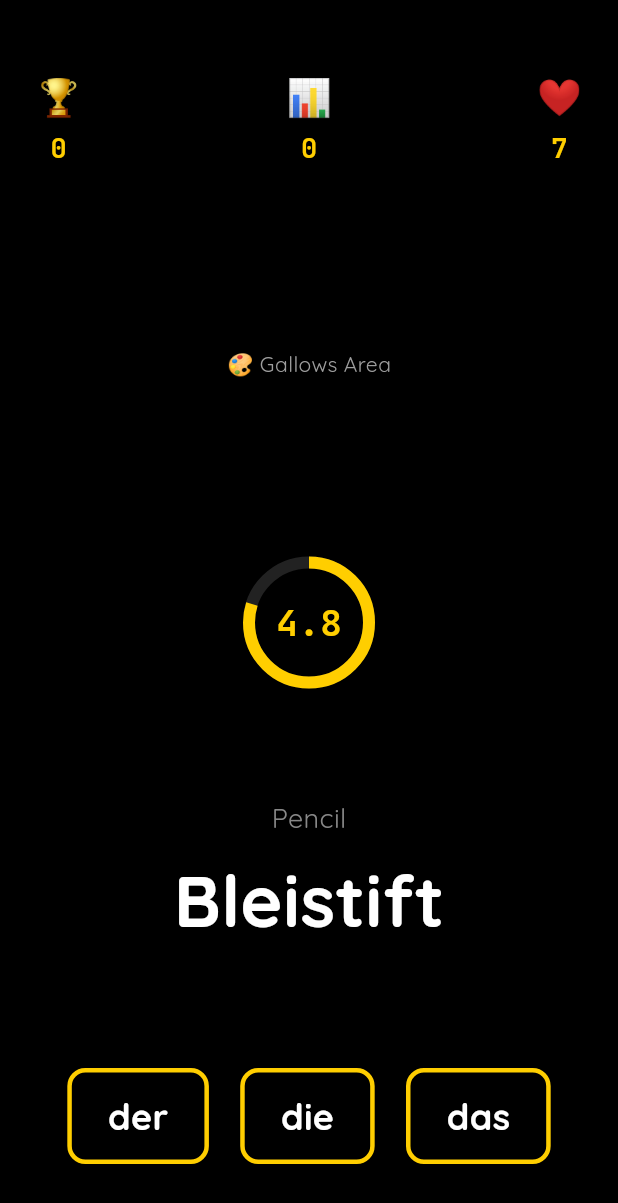
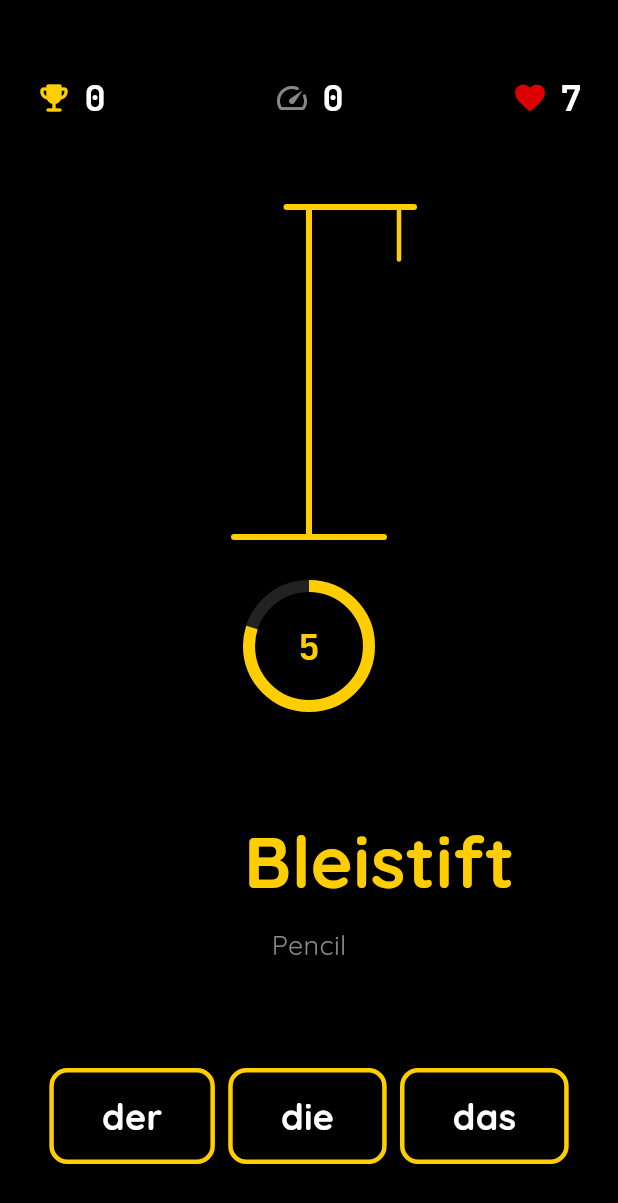
Before and after one commit to 3llips3s/hangmensch, a Flutter app: the screen it shows after launch, after a tap on "Tap → Los!", on a phone screen of 412 x 824 dp. Shown: the top 1203 px of the screen. Run offline on Flutter 3.47's test engine with Material 3 defaults, Android fonts, the phone set to English and light mode, and no system bars; our stand-ins replace flutter_riverpod, google_fonts, shared_preferences; missing offline and left inert: dart:html.

Commit message:
feat: implement Phase 4 - custom painters for gallows and hangmensch
- Define gallows and character coordinates in gallows_specs.dart
- Implement GallowsPainter and HangmenschPainter with animation support
- Create GallowsView to coordinate gallows fade-in and character tracing
- Integrate gallows and character drawings into GameScreen

```diff
--- /dev/null
+++ b/lib/core/constants/gallows_specs.dart
@@ -0,0 +1,74 @@
+import 'package:flutter/material.dart';
+
+class GallowsDrawingSpecs {
+  static const width = 200.0;
+  static const height = 280.0;
+
+  // Stroke widths
+  static const gallowsStrokeWidth = 4.0;
+  static const ropeStrokeWidth = 3.0;
+  static const bodyStrokeWidth = 3.0;
+
+  // === GALLOWS STRUCTURE (Asymmetric T) ===
+
+  // Base (horizontal line at bottom, centered)
+  static const baseStart = Offset(50, 260);
+  static const baseEnd = Offset(150, 260);
+
+  // Vertical pole (from base upward)
+  static const poleStart = Offset(100, 260);
+  static const poleEnd = Offset(100, 40);
+
+  // Horizontal bar (asymmetric T: small left, long right)
+  static const barStart = Offset(85, 40); // 15px left of pole
+  static const barEnd = Offset(170, 40); // 70px right of pole
+
+  // Rope (near right end, NOT flush - 10px before end)
+  static const ropeStart = Offset(160, 40);
+  static const ropeEnd = Offset(160, 75);
+
+  // === HANGMENSCH BODY PARTS (Floating limbs, no torso) ===
+
+  // Head (circle at rope end)
+  static const headCenter = Offset(160, 95);
+  static const headRadius = 18.0;
+
+  // Left arm (from head area, angled down-left, floating)
+  static const leftArmStart = Offset(160, 100);
+  static const leftArmEnd = Offset(145, 120);
+
+  // Right arm (from head area, angled down-right, floating)
+  static const rightArmStart = Offset(160, 100);
+  static const rightArmEnd = Offset(175, 120);
+
+  // Left leg (straight down from head area, floating)
+  static const leftLegStart = Offset(155, 130);
+  static const leftLegEnd = Offset(150, 170);
+
+  // Skirt (triangle: hip out, then back in - female representation)
+  static const skirtHipCenter = Offset(165, 130);
+  static const skirtOutRight = Offset(180, 150); // OUT to right
+  static const skirtHemRight = Offset(172, 165); // BACK IN (hem right)
+  static const skirtHemLeft = Offset(158, 165); // Hem left side
+  static const skirtOutLeft = Offset(150, 150); // Back to left hip
+
+  // Right leg (drops from skirt hem)
+  static const rightLegStart = Offset(165, 165);
+  static const rightLegEnd = Offset(165, 205);
+
+  // X X Eyes (final stage - dead)
+  static const leftEyeX1 = Offset(153, 92);
+  static const leftEyeX2 = Offset(159, 98);
+  static const leftEyeX3 = Offset(159, 92);
+  static const leftEyeX4 = Offset(153, 98);
+
+  static const rightEyeX1 = Offset(161, 92);
+  static const rightEyeX2 = Offset(167, 98);
+  static const rightEyeX3 = Offset(167, 92);
+  static const rightEyeX4 = Offset(161, 98);
+}
+
+class SwingParams {
+  static const horizontalAmplitude = 8.0;
+  static const verticalBob = 2.0;
+}
--- a/lib/core/constants/ui_elements.dart
+++ b/lib/core/constants/ui_elements.dart
@@ -1,14 +1,19 @@
+import 'package:flutter/material.dart';
+
 class UIElements {
-  // Icons & Emojis
-  static const String highScore = '🏆';
-  static const String currentScore = '📊';
-  static const String lives = '❤️';
+  // Icons
+  static const IconData highScoreIcon = Icons.emoji_events_rounded;
+  static const IconData currentScoreIcon = Icons.speed_rounded;
+  static const IconData livesIcon = Icons.favorite_rounded;
+
+  // Emojis (keeping labels for reference if needed, but using Icons in UI)
+  static const String highScoreLabel = '🏆';
+  static const String currentScoreLabel = '📊';
+  static const String livesLabel = '❤️';
 
   static const String hangmanEyesX = 'X X';
-  static const String hangmanEyesNormal = '• •';
 
   // Game Prompts
   static const String tapToStart = 'Tap → Los!';
-  static const String gameOver = 'GAME OVER';
-  static const String playAgain = 'Noch einmal?';
+  static const String gameOver = 'Spiel vorbei :(';
 }
--- a/lib/features/game/views/game_screen.dart
+++ b/lib/features/game/views/game_screen.dart
@@ -7,6 +7,7 @@ import 'widgets/article_button.dart';
 import 'widgets/circular_timer.dart';
 import 'widgets/noun_display.dart';
 import 'widgets/fullscreen_button.dart';
+import 'widgets/gallows_view.dart';
 import '../../../core/constants/layout_constants.dart';
 
 class GameScreen extends ConsumerWidget {
@@ -31,15 +32,10 @@ class GameScreen extends ConsumerWidget {
                   // 1. Top Bar (HUD)
                   const TopBar(),
 
-                  // 2. Gallows Area (Placeholder for Phase 5)
-                  const Expanded(
-                    flex: 3,
-                    child: Center(
-                      child: Text(
-                        '🎨 Gallows Area',
-                        style: TextStyle(color: Colors.grey),
-                      ),
-                    ),
+                  // 2. Gallows Area
+                  Expanded(
+                    flex: 4,
+                    child: Center(child: GallowsView(gameState: gameState)),
                   ),
 
                   const SizedBox(height: 16),
--- a/lib/features/game/views/widgets/article_button.dart
+++ b/lib/features/game/views/widgets/article_button.dart
@@ -55,7 +55,7 @@ class _ArticleButtonState extends State<ArticleButton>
           duration: const Duration(milliseconds: 200),
           opacity: widget.isEnabled ? 1.0 : 0.5,
           child: Container(
-            padding: const EdgeInsets.symmetric(vertical: 12, horizontal: 24),
+            padding: const EdgeInsets.symmetric(vertical: 12, horizontal: 32),
             decoration: BoxDecoration(
               border: Border.all(
                 color: UIColors.gold,
--- a/lib/features/game/views/widgets/circular_timer.dart
+++ b/lib/features/game/views/widgets/circular_timer.dart
@@ -43,7 +43,7 @@ class CircularTimer extends ConsumerWidget {
           ),
           // Timer Text
           Text(
-            timeRemaining.toStringAsFixed(1),
+            timeRemaining.ceil().toString(),
             style: numberStyle.copyWith(fontSize: 24, color: UIColors.gold),
           ),
         ],
--- /dev/null
+++ b/lib/features/game/views/widgets/gallows_painter.dart
@@ -0,0 +1,80 @@
+import 'package:flutter/material.dart';
+import '../../../../core/constants/gallows_specs.dart';
+import '../../../../core/constants/ui_colors.dart';
+
+class GallowsPainter extends CustomPainter {
+  final double baseOpacity;
+  final double poleOpacity;
+  final double barOpacity;
+  final double ropeOpacity;
+
+  GallowsPainter({
+    this.baseOpacity = 1.0,
+    this.poleOpacity = 1.0,
+    this.barOpacity = 1.0,
+    this.ropeOpacity = 1.0,
+  });
+
+  @override
+  void paint(Canvas canvas, Size size) {
+    final paint =
+        Paint()
+          ..color = UIColors.gold
+          ..strokeWidth = GallowsDrawingSpecs.gallowsStrokeWidth
+          ..style = PaintingStyle.stroke
+          ..strokeCap = StrokeCap.round;
+
+    // 1. Draw Base
+    if (baseOpacity > 0) {
+      paint.color = UIColors.gold.withOpacity(baseOpacity);
+      canvas.drawLine(
+        GallowsDrawingSpecs.baseStart,
+        GallowsDrawingSpecs.baseEnd,
+        paint,
+      );
+    }
+
+    // 2. Draw Vertical Pole
+    if (poleOpacity > 0) {
+      paint.color = UIColors.gold.withOpacity(poleOpacity);
+      canvas.drawLine(
+        GallowsDrawingSpecs.poleStart,
+        GallowsDrawingSpecs.poleEnd,
+        paint,
+      );
+    }
+
+    // 3. Draw Horizontal Bar
+    if (barOpacity > 0) {
+      paint.color = UIColors.gold.withOpacity(barOpacity);
+      canvas.drawLine(
+        GallowsDrawingSpecs.barStart,
+        GallowsDrawingSpecs.barEnd,
+        paint,
+      );
+    }
+
+    // 4. Draw Rope
+    if (ropeOpacity > 0) {
+      final ropePaint =
+          Paint()
+            ..color = UIColors.gold.withOpacity(ropeOpacity)
+            ..strokeWidth = GallowsDrawingSpecs.ropeStrokeWidth
+            ..style = PaintingStyle.stroke
+            ..strokeCap = StrokeCap.round;
+      canvas.drawLine(
+        GallowsDrawingSpecs.ropeStart,
+        GallowsDrawingSpecs.ropeEnd,
+        ropePaint,
+      );
+    }
+  }
+
+  @override
+  bool shouldRepaint(covariant GallowsPainter oldDelegate) {
+    return oldDelegate.baseOpacity != baseOpacity ||
+        oldDelegate.poleOpacity != poleOpacity ||
+        oldDelegate.barOpacity != barOpacity ||
+        oldDelegate.ropeOpacity != ropeOpacity;
+  }
+}
--- /dev/null
+++ b/lib/features/game/views/widgets/gallows_view.dart
@@ -0,0 +1,184 @@
+import 'package:flutter/material.dart';
+import '../../models/game_state.dart';
+import 'gallows_painter.dart';
+import 'hangmensch_painter.dart';
+import '../../../../core/constants/gallows_specs.dart';
+
+class GallowsView extends StatefulWidget {
+  final GameState gameState;
+
+  const GallowsView({super.key, required this.gameState});
+
+  @override
+  State<GallowsView> createState() => _GallowsViewState();
+}
+
+class _GallowsViewState extends State<GallowsView>
+    with TickerProviderStateMixin {
+  late AnimationController _fadeController;
+  late Animation<double> _baseOpacity;
+  late Animation<double> _poleOpacity;
+  late Animation<double> _barOpacity;
+  late Animation<double> _ropeOpacity;
+
+  late AnimationController _swingController;
+  late Animation<double> _swingAnimation;
+
+  int _lastMistakeCount = 0;
+  final Map<int, AnimationController> _partControllers = {};
+  final Map<int, Animation<double>> _partAnimations = {};
+
+  @override
+  void initState() {
+    super.initState();
+    _lastMistakeCount = widget.gameState.mistakeCount;
+
+    // Gallows Fade-In Animations
+    _fadeController = AnimationController(
+      vsync: this,
+      duration: const Duration(milliseconds: 1800),
+    );
+
+    _baseOpacity = Tween<double>(begin: 0.0, end: 1.0).animate(
+      CurvedAnimation(
+        parent: _fadeController,
+        curve: const Interval(0.0, 300 / 1800, curve: Curves.easeIn),
+      ),
+    );
+    _poleOpacity = Tween<double>(begin: 0.0, end: 1.0).animate(
+      CurvedAnimation(
+        parent: _fadeController,
+        curve: const Interval(500 / 1800, 800 / 1800, curve: Curves.easeIn),
+      ),
+    );
+    _barOpacity = Tween<double>(begin: 0.0, end: 1.0).animate(
+      CurvedAnimation(
+        parent: _fadeController,
+        curve: const Interval(1000 / 1800, 1300 / 1800, curve: Curves.easeIn),
+      ),
+    );
+    _ropeOpacity = Tween<double>(begin: 0.0, end: 1.0).animate(
+      CurvedAnimation(
+        parent: _fadeController,
+        curve: const Interval(1500 / 1800, 1800 / 1800, curve: Curves.easeIn),
+      ),
+    );
+
+    // Initial gallows fade-in if in idle state
+    if (widget.gameState.status == GameStatus.idle) {
+      _fadeController.forward();
+    } else {
+      _fadeController.value = 1.0;
+    }
+
+    // Swing Animation for Game Over
+    _swingController = AnimationController(
+      vsync: this,
+      duration: const Duration(milliseconds: 1200),
+    );
+    _swingAnimation = Tween<double>(begin: -1.0, end: 1.0).animate(
+      CurvedAnimation(parent: _swingController, curve: Curves.easeInOut),
+    );
+
+    if (widget.gameState.status == GameStatus.gameOver) {
+      _swingController.repeat(reverse: true);
+    }
+
+    // Initialize part controllers for existing mistakes
+    for (int i = 1; i <= 7; i++) {
+      _partControllers[i] = AnimationController(
+        vsync: this,
+        duration: const Duration(milliseconds: 400),
+      );
+      _partAnimations[i] = Tween<double>(begin: 0.0, end: 1.0).animate(
+        CurvedAnimation(parent: _partControllers[i]!, curve: Curves.easeInOut),
+      );
+      if (i <= _lastMistakeCount) {
+        _partControllers[i]!.value = 1.0;
+      }
+    }
+  }
+
+  @override
+  void didUpdateWidget(covariant GallowsView oldWidget) {
+    super.didUpdateWidget(oldWidget);
+
+    if (widget.gameState.status == GameStatus.idle &&
+        oldWidget.gameState.status != GameStatus.idle) {
+      _fadeController.reset();
+      _fadeController.forward();
+      // Reset body parts
+      for (var controller in _partControllers.values) {
+        controller.reset();
+      }
+      _lastMistakeCount = 0;
+    } else if (widget.gameState.status != GameStatus.idle) {
+      _fadeController.value = 1.0;
+    }
+
+    if (widget.gameState.mistakeCount > _lastMistakeCount) {
+      for (
+        int i = _lastMistakeCount + 1;
+        i <= widget.gameState.mistakeCount;
+        i++
+      ) {
+        _partControllers[i]?.forward();
+      }
+      _lastMistakeCount = widget.gameState.mistakeCount;
+    }
+
+    if (widget.gameState.status == GameStatus.gameOver) {
+      if (!_swingController.isAnimating) {
+        _swingController.repeat(reverse: true);
+      }
+    } else {
+      _swingController.stop();
+      _swingController.reset();
+    }
+  }
+
+  @override
+  void dispose() {
+    _fadeController.dispose();
+    _swingController.dispose();
+    for (var controller in _partControllers.values) {
+      controller.dispose();
+    }
+    super.dispose();
+  }
+
+  @override
+  Widget build(BuildContext context) {
+    return AnimatedBuilder(
+      animation: Listenable.merge([
+        _fadeController,
+        _swingController,
+        ..._partControllers.values,
+      ]),
+      builder: (context, child) {
+        return CustomPaint(
+          size: const Size(
+            GallowsDrawingSpecs.width,
+            GallowsDrawingSpecs.height,
+          ),
+          painter: GallowsPainter(
+            baseOpacity: _baseOpacity.value,
+            poleOpacity: _poleOpacity.value,
+            barOpacity: _barOpacity.value,
+            ropeOpacity: _ropeOpacity.value,
+          ),
+          foregroundPainter: HangmenschPainter(
+            partOpacities: List.generate(
+              7,
+              (index) => _partAnimations[index + 1]?.value ?? 0.0,
+            ),
+            swingValue:
+                widget.gameState.status == GameStatus.gameOver
+                    ? _swingAnimation.value
+                    : 0.0,
+          ),
+        );
+      },
+    );
+  }
+}
--- /dev/null
+++ b/lib/features/game/views/widgets/hangmensch_painter.dart
@@ -0,0 +1,146 @@
+import 'dart:math';
+import 'package:flutter/material.dart';
+import '../../../../core/constants/gallows_specs.dart';
+import '../../../../core/constants/ui_colors.dart';
+
+class HangmenschPainter extends CustomPainter {
+  final List<double> partOpacities; // List of opacities for each of the 7 parts
+  final double swingValue; // -1.0 to 1.0 for pendulum swing
+
+  HangmenschPainter({required this.partOpacities, this.swingValue = 0.0})
+    : assert(partOpacities.length == 7);
+
+  @override
+  void paint(Canvas canvas, Size size) {
+    final paint =
+        Paint()
+          ..color = UIColors.red
+          ..strokeWidth = GallowsDrawingSpecs.bodyStrokeWidth
+          ..style = PaintingStyle.stroke
+          ..strokeCap = StrokeCap.round;
+
+    // Calculate swing offset
+    final offsetX = swingValue * SwingParams.horizontalAmplitude;
+    final offsetY = sin(swingValue.abs() * pi) * SwingParams.verticalBob;
+    final swingOffset = Offset(offsetX, offsetY);
+
+    // 1. Head
+    if (partOpacities[0] > 0) {
+      paint.color = UIColors.red.withOpacity(partOpacities[0]);
+      canvas.drawCircle(
+        GallowsDrawingSpecs.headCenter + swingOffset,
+        GallowsDrawingSpecs.headRadius,
+        paint,
+      );
+    }
+
+    // 2. Left Arm
+    if (partOpacities[1] > 0) {
+      paint.color = UIColors.red.withOpacity(partOpacities[1]);
+      canvas.drawLine(
+        GallowsDrawingSpecs.leftArmStart + swingOffset,
+        GallowsDrawingSpecs.leftArmEnd + swingOffset,
+        paint,
+      );
+    }
+
+    // 3. Right Arm
+    if (partOpacities[2] > 0) {
+      paint.color = UIColors.red.withOpacity(partOpacities[2]);
+      canvas.drawLine(
+        GallowsDrawingSpecs.rightArmStart + swingOffset,
+        GallowsDrawingSpecs.rightArmEnd + swingOffset,
+        paint,
+      );
+    }
+
+    // 4. Left Leg
+    if (partOpacities[3] > 0) {
+      paint.color = UIColors.red.withOpacity(partOpacities[3]);
+      canvas.drawLine(
+        GallowsDrawingSpecs.leftLegStart + swingOffset,
+        GallowsDrawingSpecs.leftLegEnd + swingOffset,
+        paint,
+      );
+    }
+
+    // 5. Skirt
+    if (partOpacities[4] > 0) {
+      paint.color = UIColors.red.withOpacity(partOpacities[4]);
+      final path =
+          Path()
+            ..moveTo(
+              GallowsDrawingSpecs.skirtHipCenter.dx + swingOffset.dx,
+              GallowsDrawingSpecs.skirtHipCenter.dy + swingOffset.dy,
+            )
+            ..lineTo(
+              GallowsDrawingSpecs.skirtOutRight.dx + swingOffset.dx,
+              GallowsDrawingSpecs.skirtOutRight.dy + swingOffset.dy,
+            )
+            ..lineTo(
+              GallowsDrawingSpecs.skirtHemRight.dx + swingOffset.dx,
+              GallowsDrawingSpecs.skirtHemRight.dy + swingOffset.dy,
+            )
+            ..lineTo(
+              GallowsDrawingSpecs.skirtHemLeft.dx + swingOffset.dx,
+              GallowsDrawingSpecs.skirtHemLeft.dy + swingOffset.dy,
+            )
+            ..lineTo(
+              GallowsDrawingSpecs.skirtOutLeft.dx + swingOffset.dx,
+              GallowsDrawingSpecs.skirtOutLeft.dy + swingOffset.dy,
+            )
+            ..close();
+      canvas.drawPath(path, paint);
+    }
+
+    // 6. Right Leg
+    if (partOpacities[5] > 0) {
+      paint.color = UIColors.red.withOpacity(partOpacities[5]);
+      canvas.drawLine(
+        GallowsDrawingSpecs.rightLegStart + swingOffset,
+        GallowsDrawingSpecs.rightLegEnd + swingOffset,
+        paint,
+      );
+    }
+
+    // 7. Eyes (X X)
+    if (partOpacities[6] > 0) {
+      final eyePaint =
+          Paint()
+            ..color = UIColors.red.withOpacity(partOpacities[6])
+            ..strokeWidth = 2.0
+            ..style = PaintingStyle.stroke
+            ..strokeCap = StrokeCap.round;
+
+      // Left Eye X
+      canvas.drawLine(
+        GallowsDrawingSpecs.leftEyeX1 + swingOffset,
+        GallowsDrawingSpecs.leftEyeX2 + swingOffset,
+        eyePaint,
+      );
+      canvas.drawLine(
+        GallowsDrawingSpecs.leftEyeX3 + swingOffset,
+        GallowsDrawingSpecs.leftEyeX4 + swingOffset,
+        eyePaint,
+      );
+
+      // Right Eye X
+      canvas.drawLine(
+        GallowsDrawingSpecs.rightEyeX1 + swingOffset,
+        GallowsDrawingSpecs.rightEyeX2 + swingOffset,
+        eyePaint,
+      );
+      canvas.drawLine(
+        GallowsDrawingSpecs.rightEyeX3 + swingOffset,
+        GallowsDrawingSpecs.rightEyeX4 + swingOffset,
+        eyePaint,
+      );
+    }
+  }
+
+  @override
+  bool shouldRepaint(covariant HangmenschPainter oldDelegate) {
+    return oldDelegate.partOpacities != partOpacities ||
+        oldDelegate.swingValue != swingValue;
+  }
+}
--- a/lib/features/game/views/widgets/noun_display.dart
+++ b/lib/features/game/views/widgets/noun_display.dart
@@ -37,43 +37,54 @@ class NounDisplay extends ConsumerWidget {
         gameState.status == GameStatus.revealed ||
         gameState.status == GameStatus.gameOver;
 
-    Color wordColor = UIColors.white;
-    if (isRevealed) {
-      wordColor = gameState.wasCorrect ? UIColors.correct : UIColors.wrong;
-    }
-
     return Column(
       mainAxisSize: MainAxisSize.min,
       children: [
-        // Translation (always shown in grey)
-        Text(
-          currentNoun.translation,
-          style: const TextStyle(fontSize: 18, color: UIColors.grey),
-        ),
-        const SizedBox(height: 8),
-        // Noun (with optional article reveal)
+        // Noun Area (with sliding article)
         Row(
           mainAxisAlignment: MainAxisAlignment.center,
           children: [
-            if (isRevealed) ...[
-              Text(
-                '${currentNoun.article} ',
-                style: TextStyle(
-                  fontSize: 48,
-                  fontWeight: FontWeight.bold,
-                  color: wordColor,
+            // Article with slide-in animation
+            AnimatedSlide(
+              offset: isRevealed ? Offset.zero : const Offset(-0.5, 0),
+              duration: const Duration(milliseconds: 400),
+              curve: Curves.easeOutBack,
+              child: AnimatedOpacity(
+                opacity: isRevealed ? 1.0 : 0.0,
+                duration: const Duration(milliseconds: 300),
+                child: Text(
+                  '${currentNoun.article} ',
+                  style: TextStyle(
+                    fontSize: 48,
+                    fontWeight: FontWeight.bold,
+                    color:
+                        gameState.wasCorrect
+                            ? UIColors.correct
+                            : UIColors.wrong,
+                  ),
                 ),
               ),
-            ],
+            ),
+            // Noun
             Text(
               currentNoun.noun,
               style: TextStyle(
                 fontSize: 48,
                 fontWeight: FontWeight.bold,
-                color: wordColor,
+                // Noun stays Gold as brand color, or turns Red if wrong (following PRD)
+                color:
+                    isRevealed && !gameState.wasCorrect
+                        ? UIColors.wrong
+                        : UIColors.correct,
               ),
             ),
           ],
+        ),
+        const SizedBox(height: 8),
+        // Translation (now below the noun)
+        Text(
+          currentNoun.translation,
+          style: const TextStyle(fontSize: 18, color: UIColors.grey),
         ),
       ],
     );
--- a/lib/features/game/views/widgets/top_bar.dart
+++ b/lib/features/game/views/widgets/top_bar.dart
@@ -4,6 +4,7 @@ import '../../providers/game_provider.dart';
 import '../../providers/high_score_provider.dart';
 import '../../../../core/theme/app_theme.dart';
 import '../../../../core/constants/ui_elements.dart';
+import '../../../../core/constants/ui_colors.dart';
 
 class TopBar extends ConsumerWidget {
   const TopBar({super.key});
@@ -20,18 +21,21 @@ class TopBar extends ConsumerWidget {
         mainAxisAlignment: MainAxisAlignment.spaceBetween,
         children: [
           _StatItem(
-            label: UIElements.highScore,
+            icon: UIElements.highScoreIcon,
             value: highScore.toString(),
+            color: UIColors.gold,
             style: numberStyle,
           ),
           _StatItem(
-            label: UIElements.currentScore,
+            icon: UIElements.currentScoreIcon,
             value: gameState.score.toString(),
+            color: UIColors.grey,
             style: numberStyle,
           ),
           _StatItem(
-            label: UIElements.lives,
+            icon: UIElements.livesIcon,
             value: gameState.lives.toString(),
+            color: UIColors.red,
             style: numberStyle,
           ),
         ],
@@ -41,24 +45,26 @@ class TopBar extends ConsumerWidget {
 }
 
 class _StatItem extends StatelessWidget {
-  final String label;
+  final IconData icon;
   final String value;
+  final Color color;
   final TextStyle style;
 
   const _StatItem({
-    required this.label,
+    required this.icon,
     required this.value,
+    required this.color,
     required this.style,
   });
 
   @override
   Widget build(BuildContext context) {
-    return Column(
+    return Row(
       mainAxisSize: MainAxisSize.min,
       children: [
-        Text(label, style: const TextStyle(fontSize: 24)),
-        const SizedBox(height: 4),
-        Text(value, style: style.copyWith(fontSize: 18)),
+        Icon(icon, size: 24, color: color),
+        const SizedBox(width: 8),
+        Text(value, style: style.copyWith(fontSize: 24, color: UIColors.white)),
       ],
     );
   }
```
Also changed, not shown: 1 other file.
